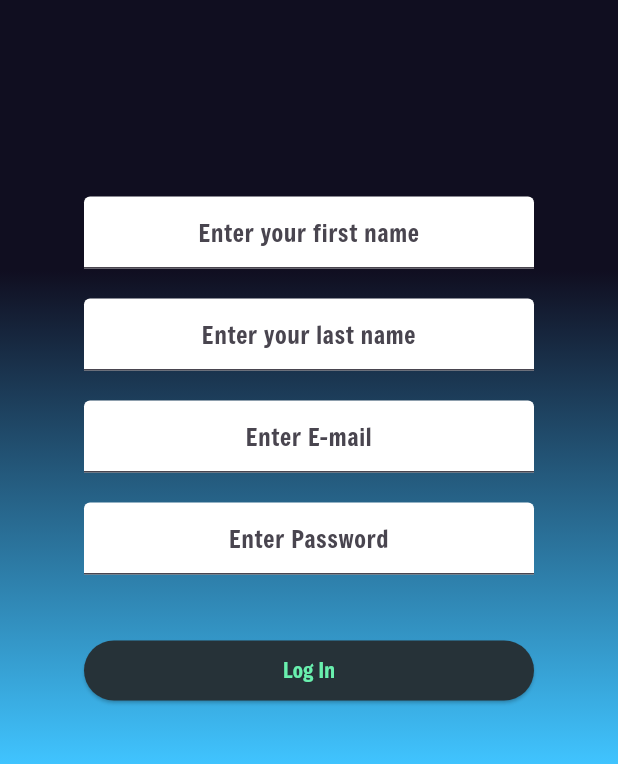
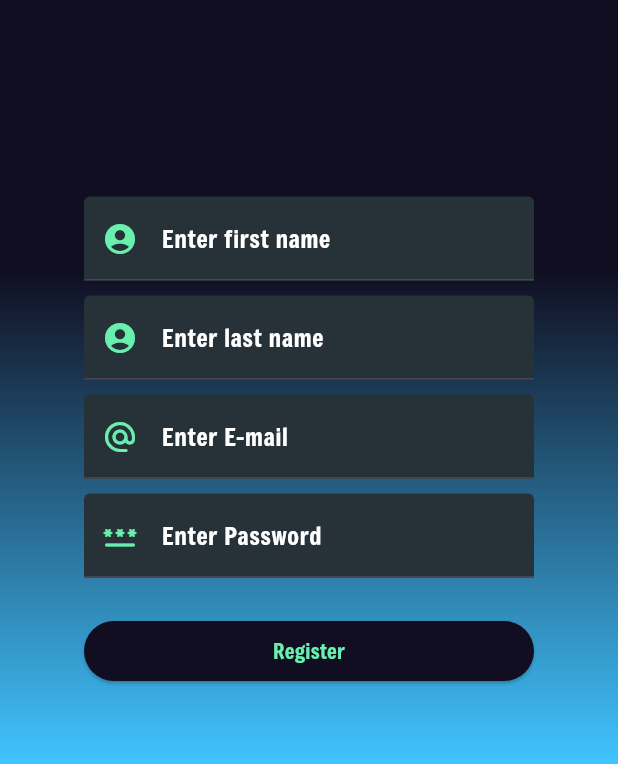
Before and after one commit to pabak-dev/snapjam, a Flutter app: the screen it shows after launch, after a tap on "Create New Account", on a phone screen of 412 x 824 dp, the part 348-1112 px from its top. Run offline on Flutter 3.47's test engine with Material 3 defaults, Android fonts, the phone set to English and light mode, and no system bars; our stand-ins replace get.

Commit message:
Login + Regi system + design change

```diff
--- a/lib/constants/ConstantColors.dart
+++ b/lib/constants/ConstantColors.dart
@@ -1,5 +1,5 @@
 import 'package:flutter/material.dart';
-class Constantcolors{
+class ConstantColors{
   final Color lightColor = const Color(0xff6c788a);
   final Color darkColor = const Color(0xff100E20);
   final Color blueColor = Colors.lightBlueAccent.shade400;
--- a/lib/main.dart
+++ b/lib/main.dart
@@ -11,7 +11,7 @@ class MyApp extends StatelessWidget {
   const MyApp({super.key});
   @override
   Widget build(BuildContext context) {
-    Constantcolors cc = Constantcolors();
+    ConstantColors cc = ConstantColors();
 
     return GetMaterialApp(
       debugShowCheckedModeBanner: false,
--- a/lib/screens/Controller/LoginC.dart
+++ b/lib/screens/Controller/LoginC.dart
@@ -5,8 +5,9 @@ import '../Design/Home.dart';
 class LoginC extends GetxController{
   TextEditingController email = TextEditingController();
   TextEditingController pass = TextEditingController();
-  static void OnLogin(String email, String pass){
-    if (GetUtils.isEmail(email) && pass.length >= 6){
+
+  void OnLogin(){
+    if (GetUtils.isEmail(email.text) && pass.text.length >= 6){
       Get.to(Home());
     }
   }
--- a/lib/screens/Design/Home.dart
+++ b/lib/screens/Design/Home.dart
@@ -1,4 +1,3 @@
-import 'package:flutter/cupertino.dart';
 import 'package:flutter/material.dart';
 import '../../constants/ConstantColors.dart';
 
@@ -7,7 +6,7 @@ class Home extends StatelessWidget {
 
   @override
   Widget build(BuildContext context) {
-    Constantcolors cc = Constantcolors();
+    ConstantColors cc = ConstantColors();
 
     return Scaffold(
       backgroundColor: cc.darkColor,
--- a/lib/screens/Design/Register.dart
+++ b/lib/screens/Design/Register.dart
@@ -1,25 +1,27 @@
 import 'package:flutter/cupertino.dart';
 import 'package:flutter/material.dart';
+import 'package:flutter/widgets.dart';
+import 'package:get/get.dart';
 import '../../constants/ConstantColors.dart';
 import '../Controller/RegisterC.dart';
 
 class Register extends StatelessWidget {
-  Constantcolors cc = Constantcolors();
+  final ConstantColors cc = ConstantColors();
+  final c = Get.put(RegisterC());
+
+  Register({super.key});
 
   @override
   Widget build(BuildContext context) {
-    TextEditingController fName = TextEditingController();
-    TextEditingController lName = TextEditingController();
-    TextEditingController email = TextEditingController();
-    TextEditingController pass = TextEditingController();
-
     return Scaffold(
         backgroundColor: cc.whiteColor,
         body: Stack(
           alignment: AlignmentDirectional.topCenter,
           children: [
             cc.bodyColor(),
-            Column(children: [
+            SingleChildScrollView(
+              child: Column(
+                children: [
                   const SizedBox(height: 175),
                   Transform.scale(scale: 2.0, child: cc.IconSJ()),
                   const SizedBox(height: 150),
@@ -27,70 +29,85 @@ class Register extends StatelessWidget {
                     SizedBox(
                       width: 300,
                       child: TextField(
-                    controller: fName,
+                        controller: c.fName,
                         textAlign: TextAlign.center,
                         decoration: InputDecoration(
                           hintText: "Enter your first name",
-                      fillColor: cc.whiteColor,
+                          labelText: "Enter first name",
+                          labelStyle: TextStyle(color: cc.whiteColor),
+                          prefixIcon: const Icon(Icons.account_circle_rounded),
+                          prefixIconColor: cc.greenColor,
+                          fillColor: cc.blueGreyColor,
                           filled: true,
                         ),
                       ),
                     ),
-                SizedBox(height: 20),
+                    SizedBox(height: 10),
                     SizedBox(
                       width: 300,
                       child: TextField(
-                    controller: lName,
+                        controller: c.lName,
                         textAlign: TextAlign.center,
                         decoration: InputDecoration(
                           hintText: "Enter your last name",
-                      fillColor: cc.whiteColor,
+                          labelText: "Enter last name",
+                          labelStyle: TextStyle(color: cc.whiteColor),
+                          prefixIcon: const Icon(Icons.account_circle_rounded),
+                          prefixIconColor: cc.greenColor,
+                          fillColor: cc.blueGreyColor,
                           filled: true,
                         ),
                       ),
                     ),
-                SizedBox(height: 20),
+                    SizedBox(height: 10),
                     SizedBox(
                       width: 300,
                       child: TextField(
-                    controller: email,
+                        controller: c.email,
                         textAlign: TextAlign.center,
                         decoration: InputDecoration(
-                      hintText: "Enter E-mail",
-                      fillColor: cc.whiteColor,
+                          labelText: "Enter E-mail",
+                          labelStyle: TextStyle(color: cc.whiteColor),
+                          prefixIcon: const Icon(Icons.alternate_email_rounded),
+                          prefixIconColor: cc.greenColor,
+                          fillColor: cc.blueGreyColor,
                           filled: true,
                         ),
                       ),
                     ),
-                SizedBox(height: 20),
+                    SizedBox(height: 10),
                     SizedBox(
                       width: 300,
                       child: TextField(
-                    controller: pass,
+                        controller: c.pass,
                         textAlign: TextAlign.center,
                         decoration: InputDecoration(
-                      hintText: "Enter Password",
-                      fillColor: cc.whiteColor,
+                          labelText: "Enter Password",
+                          labelStyle: TextStyle(color: cc.whiteColor),
+                          prefixIcon: const Icon(Icons.password_rounded),
+                          prefixIconColor: cc.greenColor,
+                          fillColor: cc.blueGreyColor,
                           filled: true,
                         ),
                       ),
                     ),
-                SizedBox(height: 40),
+                    SizedBox(height: 25),
                     SizedBox(
                       width: 300,
                       child: ElevatedButton(
                           style: ButtonStyle(
                               backgroundColor: MaterialStateColor.resolveWith(
-                                  (states) => cc.blueGreyColor),
+                                      (states) => cc.darkColor),
                               foregroundColor: MaterialStateColor.resolveWith(
                                       (states) => cc.greenColor)),
                           onPressed: () {
-                        RegisterC.OnRegister(fName.text, lName.text, email.text, pass.text);
+                            c.OnRegister();
                           },
-                      child: Text("Log In")),
+                          child: Text("Register")),
                     ),
                   ])
-            ])
+              ]),
+            )
           ],
         ));
   }
--- a/lib/screens/Landingpage/LandingHelpers.dart
+++ b/lib/screens/Landingpage/LandingHelpers.dart
@@ -2,7 +2,7 @@ import 'package:flutter/material.dart';
 import 'package:snapjam/constants/ConstantColors.dart';
 
 class LandingHelpers with ChangeNotifier{
-  final Constantcolors cc = Constantcolors();
+  final ConstantColors cc = ConstantColors();
   Widget bodyImage(BuildContext context)
   {
     return Container(
--- a/lib/screens/Landingpage/LandingPage.dart
+++ b/lib/screens/Landingpage/LandingPage.dart
@@ -5,7 +5,7 @@ import 'package:snapjam/screens/Design/Register.dart';
 import '../Design/Login.dart';
 
 class LandingPage extends StatelessWidget {
-  final Constantcolors cc = Constantcolors();
+  final ConstantColors cc = ConstantColors();
 
   LandingPage({super.key});
 
@@ -27,7 +27,7 @@ class LandingPage extends StatelessWidget {
                   child: ElevatedButton(
                       style: ButtonStyle(
                           backgroundColor: MaterialStateColor.resolveWith(
-                              (states) => cc.blueGreyColor),
+                              (states) => cc.darkColor),
                           foregroundColor: MaterialStateColor.resolveWith(
                               (states) => cc.greenColor)),
                       onPressed: () {
@@ -42,7 +42,7 @@ class LandingPage extends StatelessWidget {
                           backgroundColor: MaterialStateColor.resolveWith(
                               (states) => cc.whiteColor),
                           foregroundColor: MaterialStateColor.resolveWith(
-                              (states) => cc.blueGreyColor)),
+                              (states) => cc.darkColor)),
                       onPressed: () {
                         Get.to(Register());
                       },
--- a/lib/screens/SplashScreen.dart
+++ b/lib/screens/SplashScreen.dart
@@ -25,7 +25,7 @@ class _SplashScreenState extends State<SplashScreen> {
     super.initState();
   }
 
-  Constantcolors cc = Constantcolors();
+  ConstantColors cc = ConstantColors();
 
   @override
   Widget build(BuildContext context) {
```
Also changed, not shown: lib/screens/Controller/RegisterC.dart (+8 -2 lines), lib/screens/Design/Login.dart (+23 -15 lines). Lines whose indentation alone changed are shown as unchanged.
